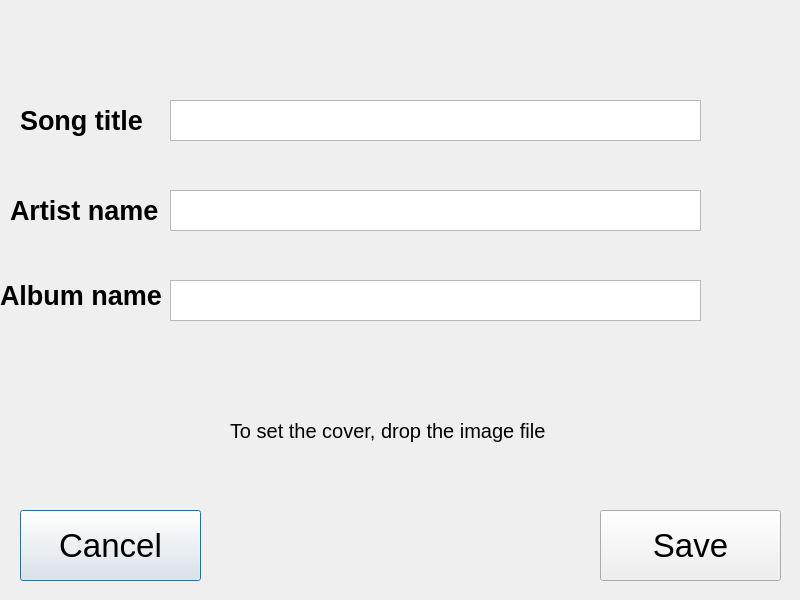
The window that modify.ui (MaybeAshLately/mp3modifier) describes before a commit, drawn with Qt 5.
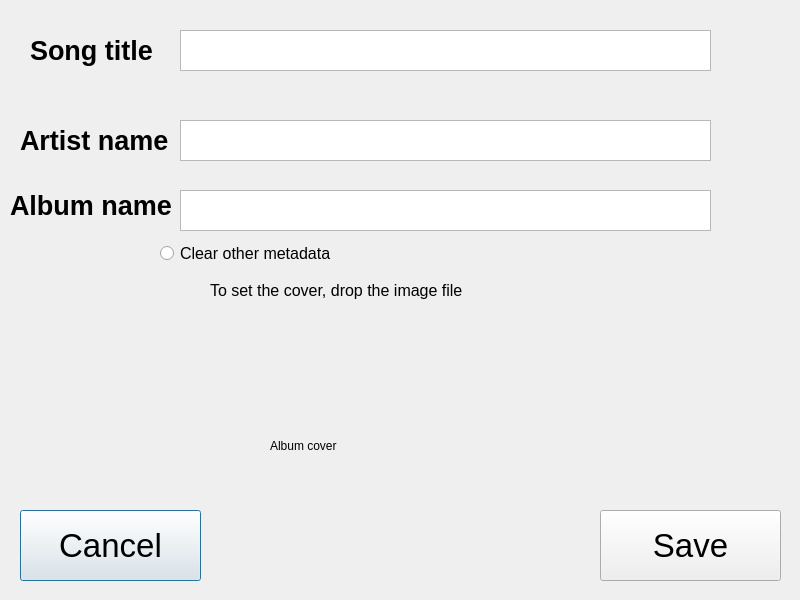
The same window after the commit.

Commit message: option of erasing other metadata

The edit to the form file:
```diff
--- a/modify.ui
+++ b/modify.ui
@@ -58,8 +58,8 @@
   <widget class="QLabel" name="label">
    <property name="geometry">
     <rect>
-     <x>20</x>
-     <y>100</y>
+     <x>30</x>
+     <y>30</y>
      <width>141</width>
      <height>41</height>
     </rect>
@@ -77,8 +77,8 @@
   <widget class="QLabel" name="label_2">
    <property name="geometry">
     <rect>
-     <x>10</x>
-     <y>190</y>
+     <x>20</x>
+     <y>120</y>
      <width>171</width>
      <height>41</height>
     </rect>
@@ -96,8 +96,8 @@
   <widget class="QLabel" name="label_3">
    <property name="geometry">
     <rect>
-     <x>0</x>
-     <y>270</y>
+     <x>10</x>
+     <y>180</y>
      <width>171</width>
      <height>51</height>
     </rect>
@@ -115,8 +115,8 @@
   <widget class="QTextEdit" name="albumNameText">
    <property name="geometry">
     <rect>
-     <x>170</x>
-     <y>280</y>
+     <x>180</x>
+     <y>190</y>
      <width>531</width>
      <height>41</height>
     </rect>
@@ -131,8 +131,8 @@
   <widget class="QTextEdit" name="artistNameText">
    <property name="geometry">
     <rect>
-     <x>170</x>
-     <y>190</y>
+     <x>180</x>
+     <y>120</y>
      <width>531</width>
      <height>41</height>
     </rect>
@@ -147,8 +147,8 @@
   <widget class="QTextEdit" name="songNameText">
    <property name="geometry">
     <rect>
-     <x>170</x>
-     <y>100</y>
+     <x>180</x>
+     <y>30</y>
      <width>531</width>
      <height>41</height>
     </rect>
@@ -163,21 +163,52 @@
   <widget class="QLabel" name="label_4">
    <property name="geometry">
     <rect>
-     <x>230</x>
-     <y>400</y>
-     <width>381</width>
+     <x>210</x>
+     <y>260</y>
+     <width>421</width>
      <height>61</height>
     </rect>
    </property>
    <property name="font">
     <font>
-     <pointsize>15</pointsize>
+     <pointsize>12</pointsize>
     </font>
    </property>
    <property name="text">
     <string>To set the cover, drop the image file</string>
    </property>
   </widget>
+  <widget class="QLabel" name="label_5">
+   <property name="geometry">
+    <rect>
+     <x>270</x>
+     <y>320</y>
+     <width>251</width>
+     <height>251</height>
+    </rect>
+   </property>
+   <property name="text">
+    <string>Album cover</string>
+   </property>
+  </widget>
+  <widget class="QRadioButton" name="otherDataButton">
+   <property name="geometry">
+    <rect>
+     <x>160</x>
+     <y>240</y>
+     <width>501</width>
+     <height>26</height>
+    </rect>
+   </property>
+   <property name="font">
+    <font>
+     <pointsize>12</pointsize>
+    </font>
+   </property>
+   <property name="text">
+    <string>Clear other metadata</string>
+   </property>
+  </widget>
  </widget>
  <resources/>
  <connections/>
```
The commit also changes 2 other files.
